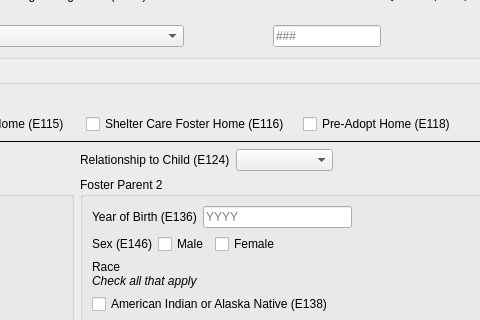
The window that ui/ui_living_arrangement.ui (zstamper/AFCARS-AXE) describes before a commit, drawn with Qt 5; both pictures show x 382 to 862 and y 154 to 474 of the 1004 by 751 pixel window.
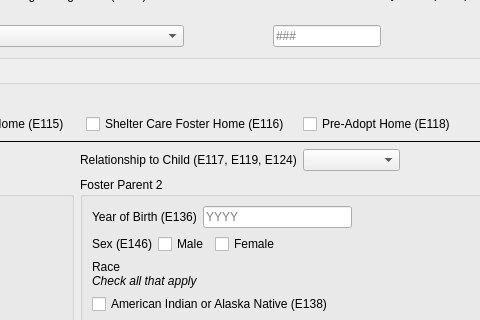
The same window after the commit.

Diff of the .ui file:
```diff
--- a/ui/ui_living_arrangement.ui
+++ b/ui/ui_living_arrangement.ui
@@ -760,7 +760,7 @@
               <item>
                <widget class="QLabel" name="label_13">
                 <property name="text">
-                 <string>Relationship to Child (E124)</string>
+                 <string>Relationship to Child (E117, E119, E124)</string>
                 </property>
                </widget>
               </item>
```
